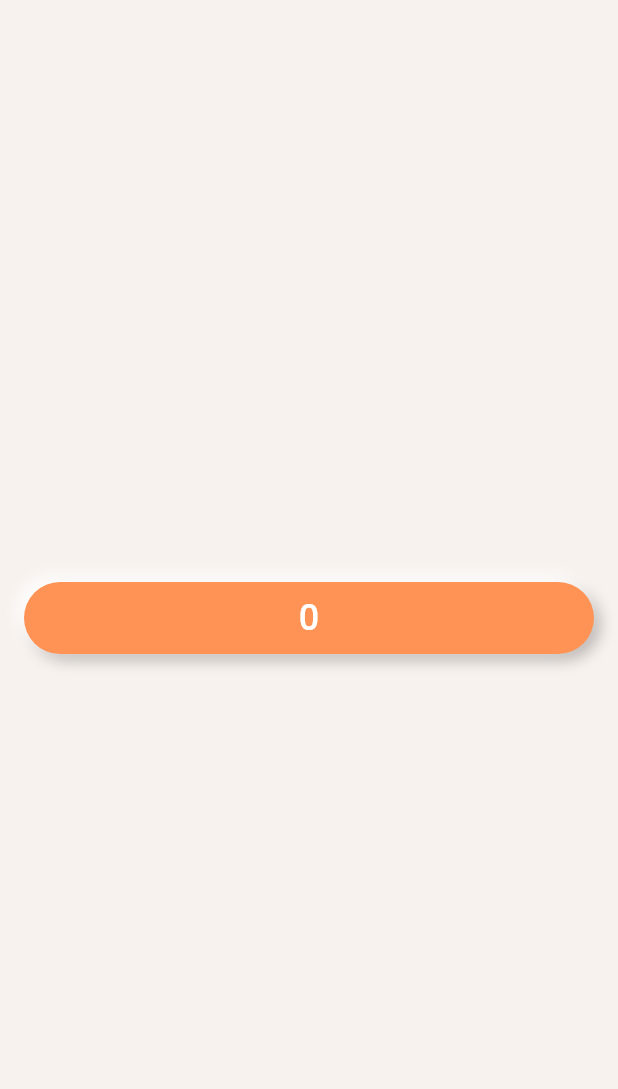
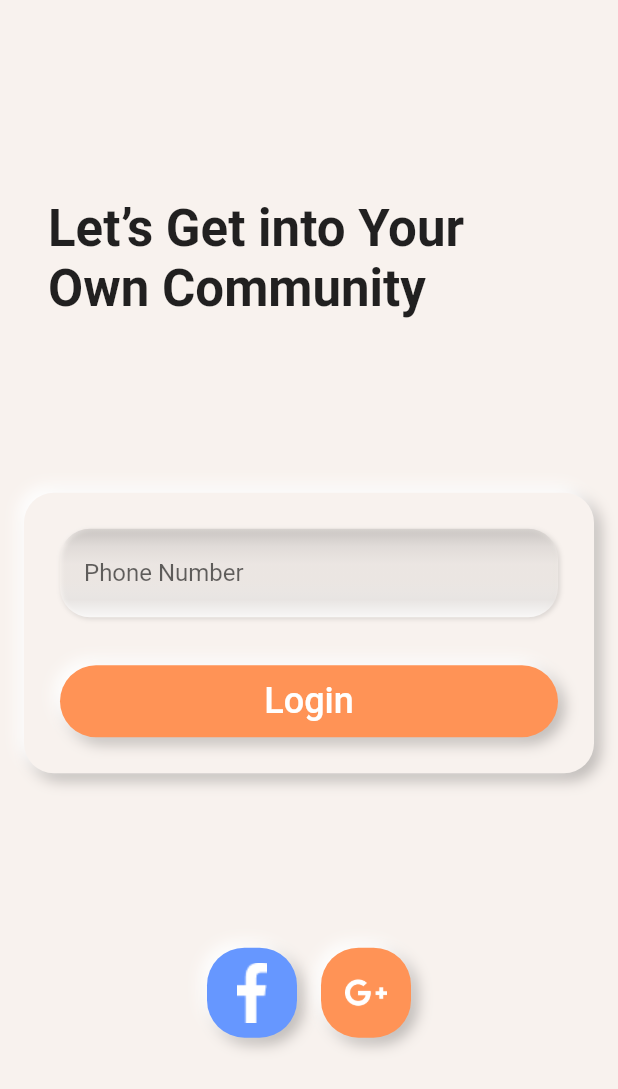
Before and after one commit to cubecnelson/Whatsup, a Flutter app: the screen it shows after launch, on a phone screen of 412 x 824 dp. Shown: the top 1089 px of the screen. Run offline on Flutter 3.47's test engine with Material 2 defaults, Android fonts, the phone set to English and light mode, and no system bars; our stand-ins replace firebase_auth, firebase_core, functional_widget_annotation, google_sign_in; accounts and stored records are empty; Roboto replaces fonts that are missing (OpenSansHebrewCondensed).

Commit message:
Implement Login Page Layout [ch29]

```diff
--- a/lib/components/atom/neumor_container/neumor_container.dart
+++ b/lib/components/atoms/neumor_container/neumor_container.dart
@@ -28,10 +28,10 @@ final NeumorDecorationMap = {
         Colors.white.withOpacity(0.8)
       ],
     ),
-    boxShadow: [
-      const BoxShadow(
+    boxShadow: const [
+      BoxShadow(
           color: Colors.black12, offset: Offset(1.0, 1.0), blurRadius: 2.0),
-      const BoxShadow(
+      BoxShadow(
           color: Colors.white10, offset: Offset(-1.0, -1.0), blurRadius: 2.0)
     ],
   ),
--- /dev/null
+++ b/lib/components/organisms/icon_button/icon_list.dart
@@ -0,0 +1,4 @@
+const iconList = {
+  'facebook': 'icons/facebook_icon.png',
+  'google_plus': 'icons/google_plus_icon.png',
+};
--- a/lib/constants/colors/app_colors.dart
+++ b/lib/constants/colors/app_colors.dart
@@ -4,4 +4,6 @@ class AppColors {
   static const primary = Color(0xffff9356);
   static const primaryDark = Color(0xfffc6f1f);
   static const background = Color(0xffF8F2EE);
+
+  static const facebookBlue = Color(0xff6697FF);
 }
--- a/lib/main.dart
+++ b/lib/main.dart
@@ -1,10 +1,10 @@
+import 'package:Whatsup/constants/colors/app_colors.dart';
 import 'package:Whatsup/models/counter/counter_model.dart';
+import 'package:Whatsup/pages/login/login_page.dart';
 import 'package:Whatsup/service/firebase/auth/auth.dart';
 import 'package:Whatsup/service/firebase/firebase_init.dart';
 import 'package:flutter/material.dart';
 import 'package:provider/provider.dart';
-
-import 'pages/home/home_page.dart';
 
 void main() {
   runApp(const MyApp());
@@ -20,7 +20,7 @@ class MyApp extends StatelessWidget {
     return MaterialApp(
         title: 'Flutter Demo',
         theme: ThemeData(
-          primarySwatch: Colors.blue,
+          primaryColor: AppColors.primaryDark,
           visualDensity: VisualDensity.adaptivePlatformDensity,
         ),
         home: FirebaseInit(
@@ -34,7 +34,7 @@ class MyApp extends StatelessWidget {
               )
             ],
             builder: (context, widget) {
-              return HomePage(
+              return LoginPage(
                   context: context, title: 'Flutter Demo Home Page');
             },
           ),
--- a/lib/pages/home/home_page.dart
+++ b/lib/pages/home/home_page.dart
@@ -1,4 +1,4 @@
-import 'package:Whatsup/components/atom/button/button.dart';
+import 'package:Whatsup/components/molecules/button/button.dart';
 import 'package:Whatsup/constants/colors/app_colors.dart';
 import 'package:Whatsup/models/counter/counter_model.dart';
 import 'package:flutter/material.dart';
@@ -20,7 +20,7 @@ Widget HomePage({BuildContext context, String title}) {
               mainAxisAlignment: MainAxisAlignment.spaceBetween,
               crossAxisAlignment: CrossAxisAlignment.stretch,
               children: <Widget>[
-                Button(
+                AppButton(
                   context: context,
                   label: '${counterModel.counter}',
                   onPressed: () {
--- /dev/null
+++ b/lib/pages/login/login_page.dart
@@ -0,0 +1,96 @@
+import 'dart:ui';
+
+import 'package:Whatsup/components/molecules/button/button.dart';
+import 'package:Whatsup/components/atoms/neumor_container/neumor_container.dart';
+import 'package:Whatsup/components/molecules/textfield/textfield.dart';
+import 'package:Whatsup/components/organisms/icon_button/icon_button.dart';
+import 'package:Whatsup/constants/colors/app_colors.dart';
+import 'package:Whatsup/models/counter/counter_model.dart';
+import 'package:flutter/material.dart';
+import 'package:functional_widget_annotation/functional_widget_annotation.dart';
+import 'package:flutter/widgets.dart';
+import 'package:provider/provider.dart';
+
+@swidget
+Widget LoginPage({BuildContext context, String title}) {
+  final counterModel = context.watch<CounterModel>();
+
+  Widget buildPhoneNumberLoginModule() {
+    return NeumorContainer(
+        padding: const EdgeInsets.all(8.0),
+        decoration: const BoxDecoration(
+            borderRadius: BorderRadius.all(Radius.circular(20))),
+        child: Padding(
+          padding: const EdgeInsets.all(16.0),
+          child: Column(
+            mainAxisAlignment: MainAxisAlignment.center,
+            crossAxisAlignment: CrossAxisAlignment.stretch,
+            children: <Widget>[
+              Container(
+                margin: const EdgeInsets.only(bottom: 32),
+                child: AppTextfield(
+                    onChange: (text) {},
+                    context: context,
+                    hintText: 'Phone Number'),
+              ),
+              AppButton(
+                context: context,
+                label: 'Login',
+                onPressed: () {
+                  counterModel.increment();
+                },
+              ),
+            ],
+          ),
+        ));
+  }
+
+  Widget buildSocialLoginModule() {
+    return Row(
+      mainAxisAlignment: MainAxisAlignment.center,
+      children: [
+        Container(
+          margin: const EdgeInsets.symmetric(horizontal: 8.0),
+          child: AppIconButton(
+              context: context,
+              color: AppColors.facebookBlue,
+              iconName: 'facebook'),
+        ),
+        Container(
+            margin: const EdgeInsets.symmetric(horizontal: 8.0),
+            child: AppIconButton(context: context, iconName: 'google_plus')),
+      ],
+    );
+  }
+
+  Widget buildSloganModule() {
+    return Padding(
+      padding: const EdgeInsets.symmetric(horizontal: 16),
+      child: Text(
+        "Let’s Get into Your Own Community",
+        style: Theme.of(context).textTheme.headline4.merge(
+              const TextStyle(
+                fontFamily: 'OpenSansHebrewCondensed',
+                fontWeight: FontWeight.w700,
+                color: Colors.black87,
+              ),
+            ),
+      ),
+    );
+  }
+
+  return Scaffold(
+      backgroundColor: AppColors.background,
+      body: Padding(
+        padding: const EdgeInsets.all(16.0),
+        child: Column(
+          mainAxisAlignment: MainAxisAlignment.spaceEvenly,
+          crossAxisAlignment: CrossAxisAlignment.stretch,
+          children: <Widget>[
+            buildSloganModule(),
+            buildPhoneNumberLoginModule(),
+            buildSocialLoginModule()
+          ],
+        ),
+      ));
+}
--- a/pubspec.yaml
+++ b/pubspec.yaml
@@ -53,9 +53,9 @@ flutter:
   uses-material-design: true
 
   # To add assets to your application, add an assets section, like this:
-  # assets:
-  #   - images/a_dot_burr.jpeg
-  #   - images/a_dot_ham.jpeg
+
+  assets:
+    - icons/
 
   # An image asset can refer to one or more resolution-specific "variants", see
   # https://flutter.dev/assets-and-images/#resolution-aware.
```
Also changed, not shown: lib/components/molecules/button/button.dart (renamed from lib/components/atom/button/button.dart, +16 -7 lines), lib/components/molecules/textfield/textfield.dart (renamed from lib/components/atom/textfield/textfield.dart, +4 -4 lines), lib/components/organisms/icon_button/icon_button.dart (added, +22 -0 lines), fonts/OpenSansHebrewCondensed-Bold.ttf (added), fonts/OpenSansHebrewCondensed-BoldItalic.ttf (added), fonts/OpenSansHebrewCondensed-ExtraBold.ttf (added), fonts/OpenSansHebrewCondensed-ExtraBoldItalic.ttf (added), fonts/OpenSansHebrewCondensed-Italic.ttf (added), fonts/OpenSansHebrewCondensed-Light.ttf (added), fonts/OpenSansHebrewCondensed-LightItalic.ttf (added), fonts/OpenSansHebrewCondensed-Regular.ttf (added), icons/facebook_icon.png (added), icons/google_plus_icon.png (added).
